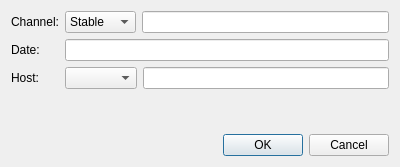
Old version of the form Source/UI/InstallToolchain.ui in the repository krre/afterglow.
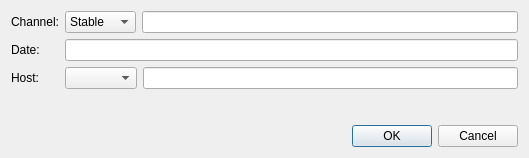
New version of the form.

Commit message: Add loading host combobox in Install Toolchain dialog

Patch:
```diff
--- a/Source/UI/InstallToolchain.ui
+++ b/Source/UI/InstallToolchain.ui
@@ -6,8 +6,8 @@
    <rect>
     <x>0</x>
     <y>0</y>
-    <width>400</width>
-    <height>167</height>
+    <width>529</width>
+    <height>158</height>
    </rect>
   </property>
   <property name="windowTitle">
```
The commit also changes 2 other files.
